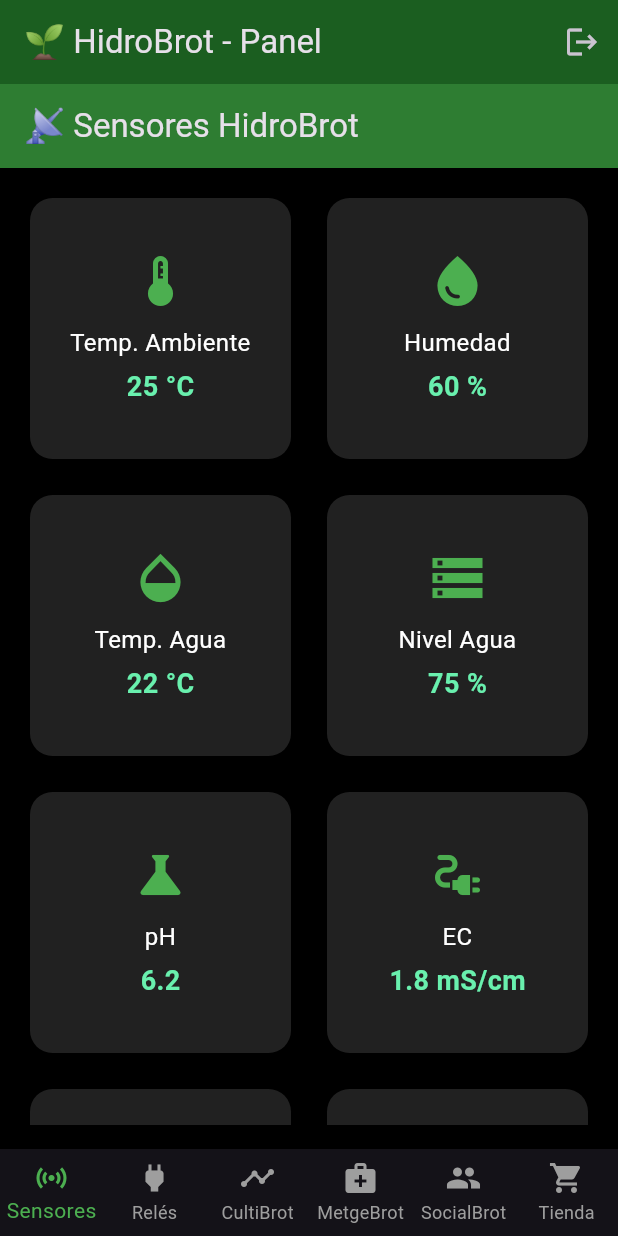
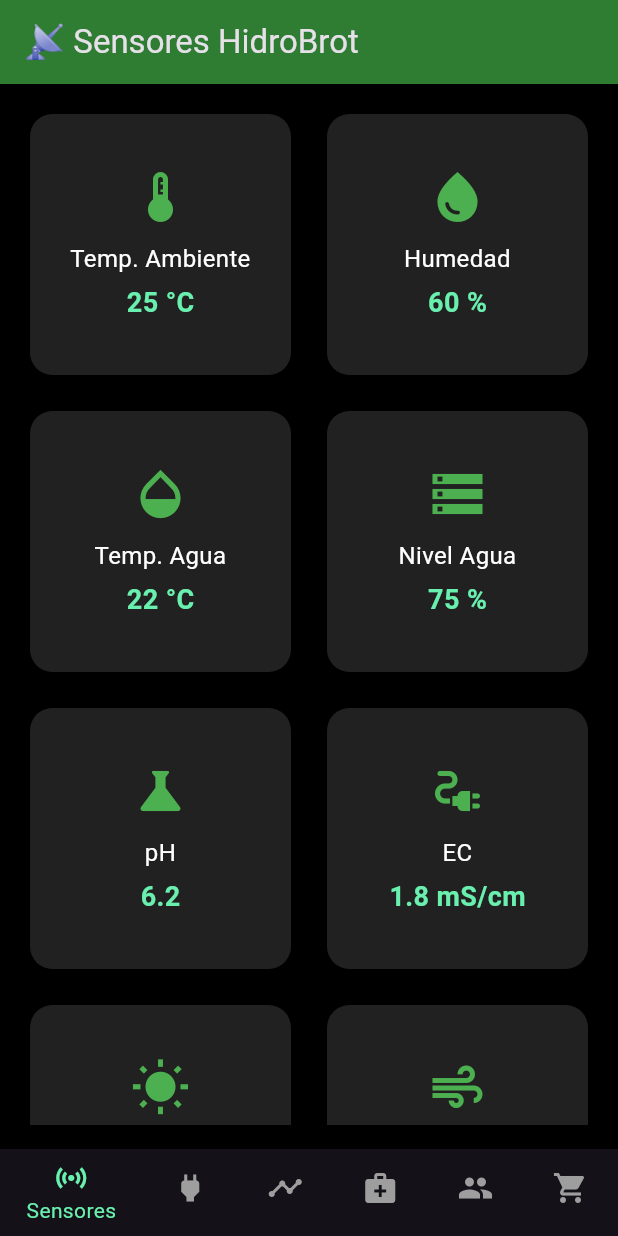
Before and after one commit to HidroBrot/CultiBrot_App, a Flutter app: the DashboardScreen screen opened directly, on a phone screen of 412 x 824 dp. Run offline on Flutter 3.47's test engine with Material 3 defaults, Android fonts, the phone set to English and light mode, and no system bars; statements that could not run were skipped.

Commit message:
Update dashboard.dart

```diff
--- a/lib/lib/screens/dashboard.dart
+++ b/lib/lib/screens/dashboard.dart
@@ -1,17 +1,14 @@
 import 'package:flutter/material.dart';
-import 'package:firebase_auth/firebase_auth.dart';
-
-// Importamos todas las pantallas finales
 import 'sensores.dart';
 import 'reles.dart';
 import 'cultibrot.dart';
 import 'metgebrot.dart';
 import 'socialbrot.dart';
 import 'tienda.dart';
-import 'login.dart'; // necesario para volver al login tras cerrar sesión
 
 class DashboardScreen extends StatefulWidget {
-  const DashboardScreen({super.key});
+  final String lang;
+  const DashboardScreen({super.key, this.lang = 'es'});
 
   @override
   State<DashboardScreen> createState() => _DashboardScreenState();
@@ -20,77 +17,42 @@ class DashboardScreen extends StatefulWidget {
 class _DashboardScreenState extends State<DashboardScreen> {
   int _selectedIndex = 0;
 
-  final List<Widget> _pages = const [
-    SensoresScreen(),
-    RelesScreen(),
-    CultiBrotScreen(),
-    MetgeBrotScreen(),
-    SocialBrotScreen(),
-    TiendaScreen(),
-  ];
+  late final List<Widget> _pages;
+
+  @override
+  void initState() {
+    super.initState();
+    _pages = [
+      SensoresScreen(lang: widget.lang),
+      RelesScreen(lang: widget.lang),
+      CultiBrotScreen(lang: widget.lang),
+      MetgeBrotScreen(lang: widget.lang),
+      SocialBrotScreen(lang: widget.lang),
+      TiendaScreen(lang: widget.lang),
+    ];
+  }
 
   void _onItemTapped(int index) {
-    setState(() {
-      _selectedIndex = index;
-    });
-  }
-
-  Future<void> _logout() async {
-    await FirebaseAuth.instance.signOut();
-    if (mounted) {
-      Navigator.pushReplacement(
-        context,
-        MaterialPageRoute(builder: (context) => const LoginScreen()),
-      );
-    }
+    setState(() => _selectedIndex = index);
   }
 
   @override
   Widget build(BuildContext context) {
     return Scaffold(
-      appBar: AppBar(
-        title: const Text("🌱 HidroBrot - Panel"),
-        backgroundColor: Colors.green[900],
-        actions: [
-          IconButton(
-            onPressed: _logout,
-            icon: const Icon(Icons.logout),
-            tooltip: "Cerrar sesión",
-          ),
-        ],
-      ),
       body: _pages[_selectedIndex],
       bottomNavigationBar: BottomNavigationBar(
-        type: BottomNavigationBarType.fixed,
+        backgroundColor: Colors.black,
+        selectedItemColor: Colors.greenAccent,
+        unselectedItemColor: Colors.grey,
         currentIndex: _selectedIndex,
-        selectedItemColor: Colors.green,
-        unselectedItemColor: Colors.grey,
         onTap: _onItemTapped,
         items: const [
-          BottomNavigationBarItem(
-            icon: Icon(Icons.sensors),
-            label: 'Sensores',
-          ),
-          BottomNavigationBarItem(
-            icon: Icon(Icons.power),
-            label: 'Relés',
-          ),
-          BottomNavigationBarItem(
-            icon: Icon(Icons.timeline),
-            label: 'CultiBrot',
-          ),
-          BottomNavigationBarItem(
-            icon: Icon(Icons.medical_services),
-            label: 'MetgeBrot',
-          ),
-          BottomNavigationBarItem(
-            icon: Icon(Icons.group),
-            label: 'SocialBrot',
-          ),
-          BottomNavigationBarItem(
-            icon: Icon(Icons.shopping_cart),
-            label: 'Tienda',
-          ),
+          BottomNavigationBarItem(icon: Icon(Icons.sensors), label: 'Sensores'),
+          BottomNavigationBarItem(icon: Icon(Icons.power), label: 'Relés'),
+          BottomNavigationBarItem(icon: Icon(Icons.timeline), label: 'CultiBrot'),
+          BottomNavigationBarItem(icon: Icon(Icons.medical_services), label: 'MetgeBrot'),
+          BottomNavigationBarItem(icon: Icon(Icons.group), label: 'SocialBrot'),
+          BottomNavigationBarItem(icon: Icon(Icons.shopping_cart), label: 'Tienda'),
         ],
       ),
     );
```
